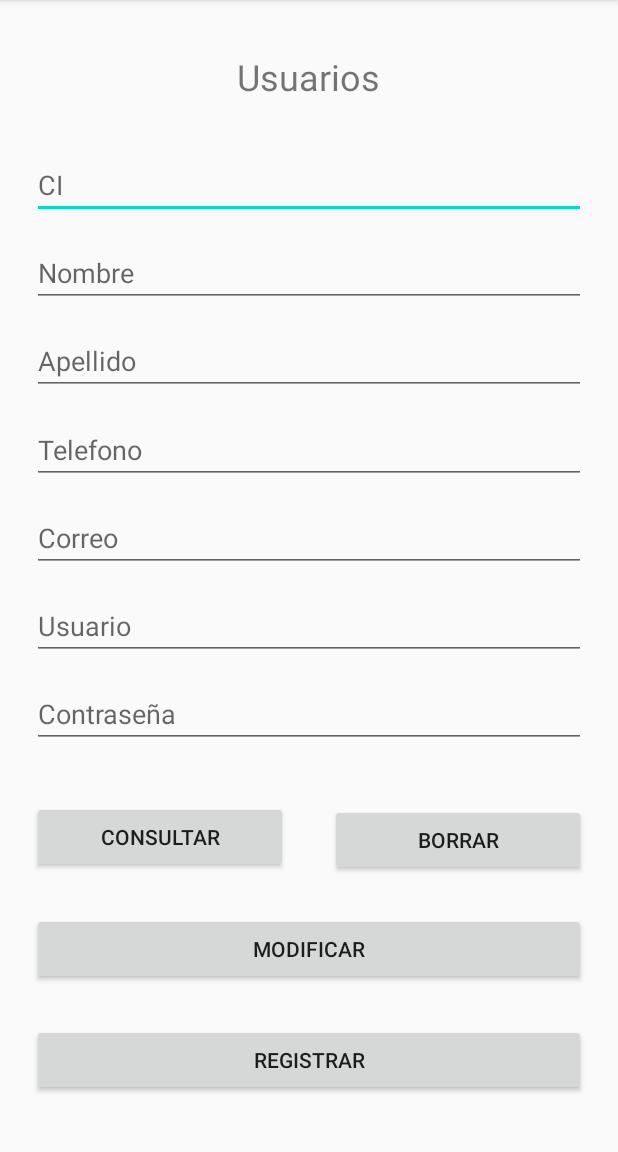
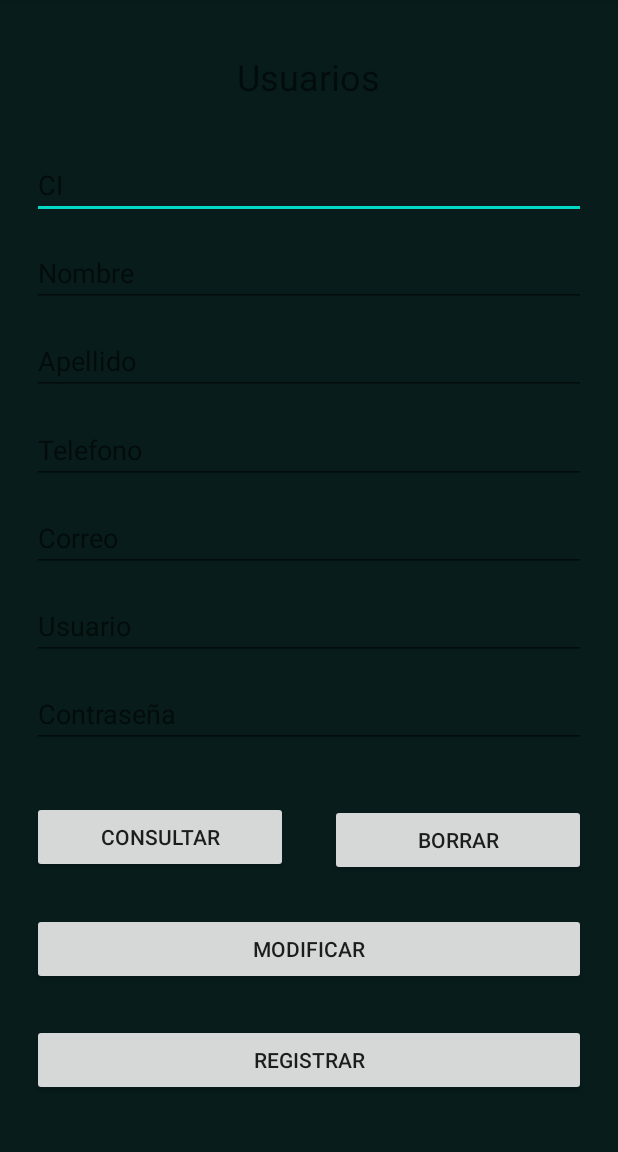
Before and after one commit to itsNand0/ApostamosApp, an Android app: the AdministradorUsuario screen opened directly, with no data from a screen before it, on a phone screen of 412 x 824 dp, the part 84-1236 px from its top. Run offline under Robolectric (Android 15) with nearby library versions, the phone set to English and light mode, and no system bars.

Commit message:
por seguridad

```diff
--- a/app/src/main/java/com/example/apostamos/MenuPrincipal.java
+++ b/app/src/main/java/com/example/apostamos/MenuPrincipal.java
@@ -67,16 +67,22 @@
         listCategoria.add("");
         listCategoria.add("");
 
+        listprimerJuego.add("Nueva Apuesta");
         listprimerJuego.add("Apuestas Disponibles");
 
+        listsegundoJuego.add("Nueva Apuesta");
         listsegundoJuego.add("Apuestas Disponibles");
 
+        listtercerJuego.add("Nueva Apuesta");
         listtercerJuego.add("Apuestas Disponibles");
 
+        listcuartoJuego.add("Nueva Apuesta");
         listcuartoJuego.add("Apuestas Disponibles");
 
+        listquintoJuego.add("Nueva Apuesta");
         listquintoJuego.add("Apuestas Disponibles");
 
+        listsextoJuego.add("Nueva Apuesta");
         listsextoJuego.add("Apuestas Disponibles");
 
         mapChild.put(listCategoria.get(0), listprimerJuego);
--- a/app/src/main/res/layout/activity_administrador_usuario.xml
+++ b/app/src/main/res/layout/activity_administrador_usuario.xml
@@ -4,6 +4,7 @@
     xmlns:tools="http://schemas.android.com/tools"
     android:layout_width="match_parent"
     android:layout_height="match_parent"
+    android:background="@color/colorVerde"
     tools:context=".AdministradorUsuario">
 
     <EditText
```
